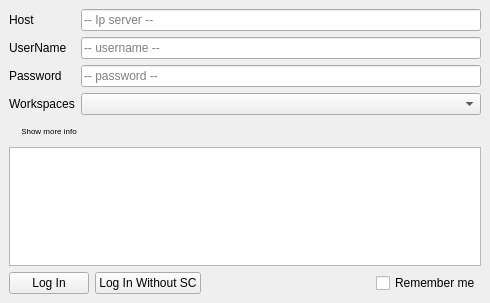
Old version of the form src/developer/main/assetContent/assetbrowser/widget/ui/loginUI.ui in the repository code-google-com/mayatools.
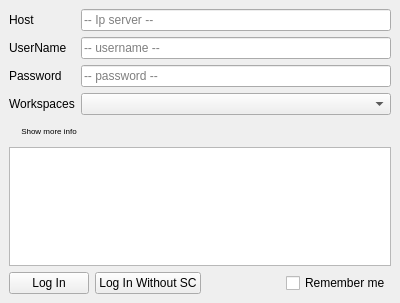
New version of the form. Icons and pictures are not drawn.

The edit to the form file:
```diff
--- a/src/developer/main/assetContent/assetbrowser/widget/ui/loginUI.ui
+++ b/src/developer/main/assetContent/assetbrowser/widget/ui/loginUI.ui
@@ -9,7 +9,7 @@
    <rect>
     <x>0</x>
     <y>0</y>
-    <width>490</width>
+    <width>400</width>
     <height>303</height>
    </rect>
   </property>
```
